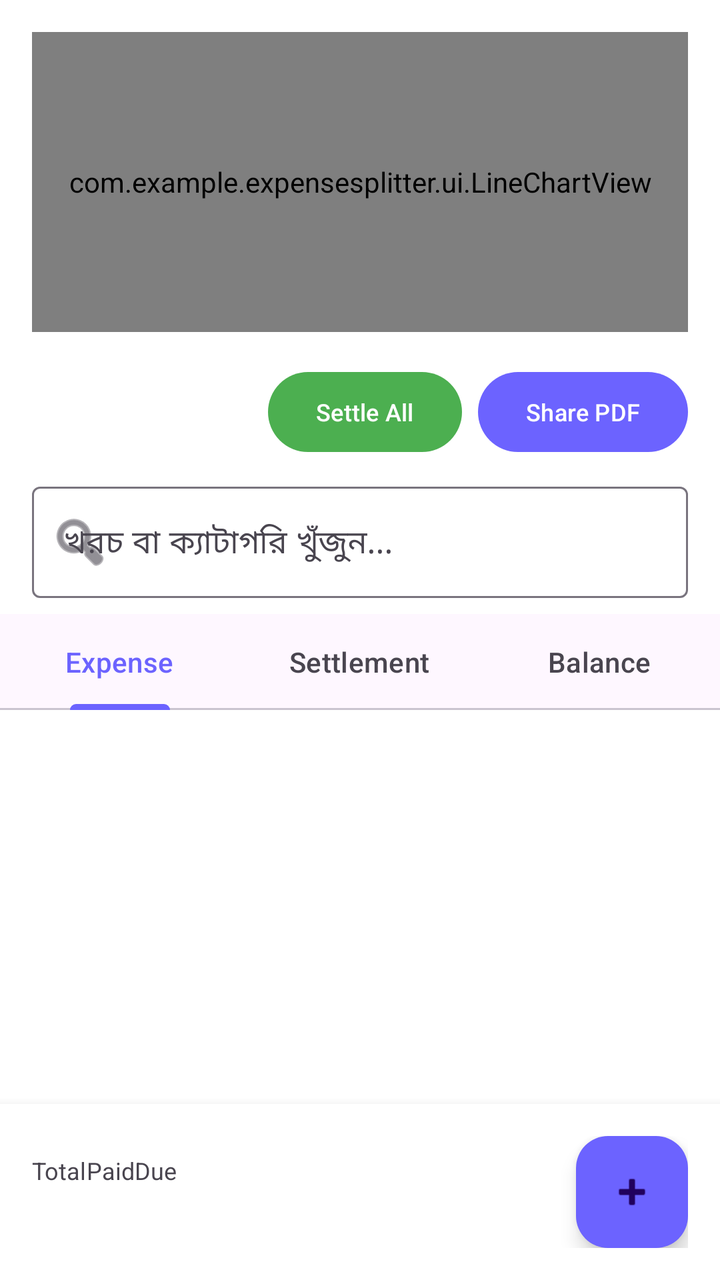
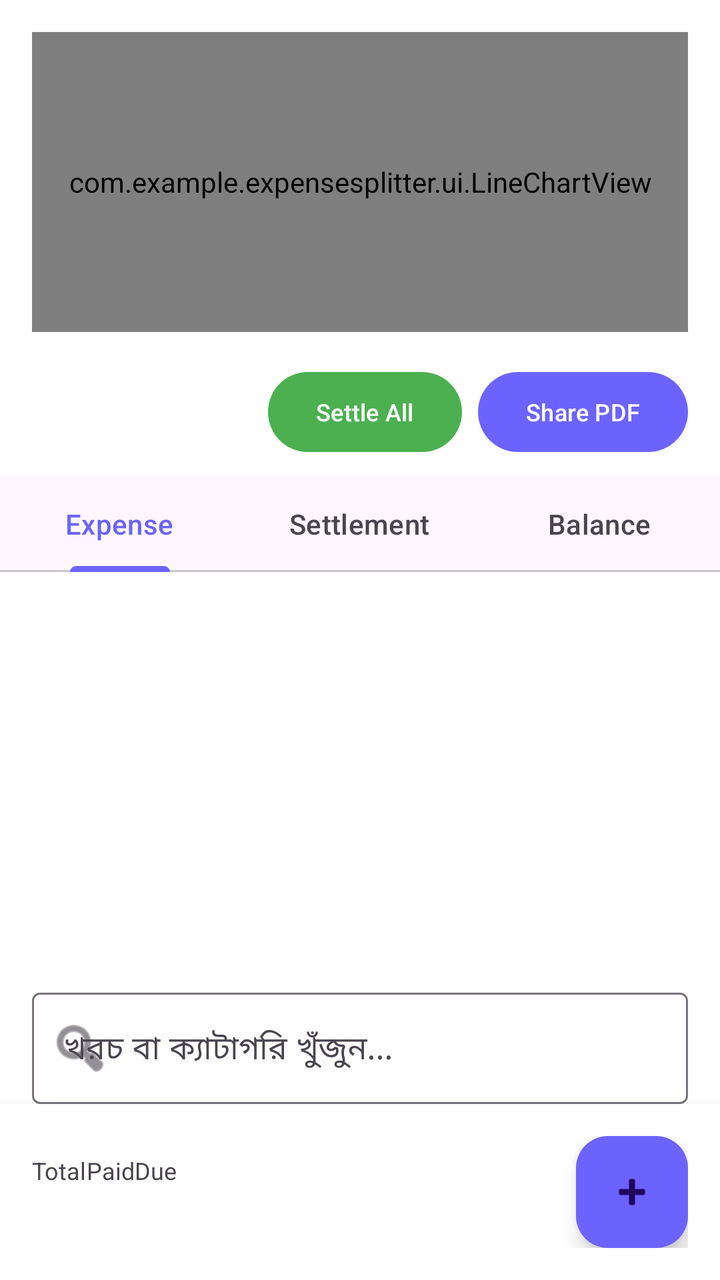

Two renders of the same Android screen: before a commit and after it. Below are the layout's source before the change and the commit's diff.
<!-- AndroidManifest.xml: application theme Theme.ExpenseSplitter -->
<!-- res/layout/activity_group_detail.xml -->
<?xml version="1.0" encoding="utf-8"?>
<androidx.coordinatorlayout.widget.CoordinatorLayout xmlns:android="http://schemas.android.com/apk/res/android"
    xmlns:app="http://schemas.android.com/apk/res-auto"
    android:layout_width="match_parent"
    android:layout_height="match_parent"
    android:background="@color/bg_color">

    <LinearLayout
        android:layout_width="match_parent"
        android:layout_height="match_parent"
        android:orientation="vertical"
        android:paddingBottom="80dp"> 

        
        <com.example.expensesplitter.ui.LineChartView
            android:id="@+id/lineChart"
            android:layout_width="match_parent"
            android:layout_height="150dp"
            android:layout_margin="16dp"/>

        
        <LinearLayout
            android:layout_width="match_parent"
            android:layout_height="wrap_content"
            android:orientation="horizontal"
            android:gravity="end"
            android:layout_marginHorizontal="16dp"
            android:layout_marginBottom="8dp">

            <com.google.android.material.button.MaterialButton
                android:id="@+id/btnSettleAll"
                android:layout_width="wrap_content"
                android:layout_height="wrap_content"
                android:text="Settle All"
                android:textSize="12sp"
                android:layout_marginEnd="8dp"
                app:backgroundTint="#4CAF50"/>

            <com.google.android.material.button.MaterialButton
                android:id="@+id/btnSharePdf"
                android:layout_width="wrap_content"
                android:layout_height="wrap_content"
                android:text="Share PDF"
                android:textSize="12sp"
                app:backgroundTint="#6C63FF"/>
        </LinearLayout>

        
        <com.google.android.material.textfield.TextInputLayout
            style="@style/Widget.Material3.TextInputLayout.OutlinedBox"
            android:layout_width="match_parent"
            android:layout_height="wrap_content"
            android:layout_marginHorizontal="16dp"
            android:layout_marginBottom="8dp"
            app:startIconDrawable="@android:drawable/ic_menu_search">
            <com.google.android.material.textfield.TextInputEditText
                android:id="@+id/etSearchExpense"
                android:layout_width="match_parent"
                android:layout_height="wrap_content"
                android:hint="খরচ বা ক্যাটাগরি খুঁজুন..."
                android:inputType="text"/>
        </com.google.android.material.textfield.TextInputLayout>

        <com.google.android.material.tabs.TabLayout
            android:id="@+id/tabLayout"
            android:layout_width="match_parent"
            android:layout_height="wrap_content">
            <com.google.android.material.tabs.TabItem android:text="Expense"/>
            <com.google.android.material.tabs.TabItem android:text="Settlement"/>
            <com.google.android.material.tabs.TabItem android:text="Balance"/>
        </com.google.android.material.tabs.TabLayout>

        <androidx.recyclerview.widget.RecyclerView
            android:id="@+id/recyclerView"
            android:layout_width="match_parent"
            android:layout_height="0dp"
            android:layout_weight="1"
            android:padding="8dp"/>

    </LinearLayout>

    
    <LinearLayout
        android:layout_width="match_parent"
        android:layout_height="wrap_content"
        android:layout_gravity="bottom"
        android:orientation="horizontal"
        android:background="#FFFFFF"
        android:elevation="8dp"
        android:padding="16dp"
        android:gravity="center_vertical">

        <LinearLayout
            android:layout_width="0dp"
            android:layout_height="wrap_content"
            android:layout_weight="1"
            android:orientation="horizontal"
            android:gravity="space_around">

            <LinearLayout android:layout_width="wrap_content" android:layout_height="wrap_content" android:orientation="vertical" android:gravity="center">
                <TextView android:layout_width="wrap_content" android:layout_height="wrap_content" android:text="Total" android:textSize="12sp"/>
                <TextView android:id="@+id/tvTotal" android:layout_width="wrap_content" android:layout_height="wrap_content" android:textStyle="bold" android:textSize="16sp"/>
            </LinearLayout>

            <LinearLayout android:layout_width="wrap_content" android:layout_height="wrap_content" android:orientation="vertical" android:gravity="center">
                <TextView android:layout_width="wrap_content" android:layout_height="wrap_content" android:text="Paid" android:textSize="12sp"/>
                <TextView android:id="@+id/tvPaid" android:layout_width="wrap_content" android:layout_height="wrap_content" android:textStyle="bold" android:textSize="16sp" android:textColor="#2E7D32"/>
            </LinearLayout>

            <LinearLayout android:layout_width="wrap_content" android:layout_height="wrap_content" android:orientation="vertical" android:gravity="center">
                <TextView android:layout_width="wrap_content" android:layout_height="wrap_content" android:text="Due" android:textSize="12sp"/>
                <TextView android:id="@+id/tvDue" android:layout_width="wrap_content" android:layout_height="wrap_content" android:textStyle="bold" android:textSize="16sp" android:textColor="#C62828"/>
            </LinearLayout>
        </LinearLayout>

        <com.google.android.material.floatingactionbutton.FloatingActionButton
            android:id="@+id/fabAdd"
            android:layout_width="wrap_content"
            android:layout_height="wrap_content"
            android:src="@android:drawable/ic_input_add"
            app:backgroundTint="#6C63FF"/>
    </LinearLayout>

</androidx.coordinatorlayout.widget.CoordinatorLayout>
<!-- resources referenced by this layout -->
<resources>
  <color name="bg_color">#FFFFFF</color>
  <style name="Theme.ExpenseSplitter" parent="Theme.Material3.DayNight.NoActionBar">
          <item name="colorPrimary">@color/purple_primary</item>
          <item name="android:windowBackground">@color/bg_color</item>
          <item name="android:statusBarColor">@color/bg_color</item>
          <item name="android:windowLightStatusBar">true</item>
      </style>
  <color name="purple_primary">#6C63FF</color>
</resources>

<!-- the commit's change to res/layout/activity_group_detail.xml (unified diff, before → after) -->
@@ -45,22 +45,6 @@
                 app:backgroundTint="#6C63FF"/>
         </LinearLayout>
 
-        
-        <com.google.android.material.textfield.TextInputLayout
-            style="@style/Widget.Material3.TextInputLayout.OutlinedBox"
-            android:layout_width="match_parent"
-            android:layout_height="wrap_content"
-            android:layout_marginHorizontal="16dp"
-            android:layout_marginBottom="8dp"
-            app:startIconDrawable="@android:drawable/ic_menu_search">
-            <com.google.android.material.textfield.TextInputEditText
-                android:id="@+id/etSearchExpense"
-                android:layout_width="match_parent"
-                android:layout_height="wrap_content"
-                android:hint="খরচ বা ক্যাটাগরি খুঁজুন..."
-                android:inputType="text"/>
-        </com.google.android.material.textfield.TextInputLayout>
-
         <com.google.android.material.tabs.TabLayout
             android:id="@+id/tabLayout"
             android:layout_width="match_parent"
@@ -76,6 +60,23 @@
             android:layout_height="0dp"
             android:layout_weight="1"
             android:padding="8dp"/>
+
+        
+        <com.google.android.material.textfield.TextInputLayout
+            style="@style/Widget.Material3.TextInputLayout.OutlinedBox"
+            android:layout_width="match_parent"
+            android:layout_height="wrap_content"
+            android:layout_marginHorizontal="16dp"
+            android:layout_marginTop="8dp"
+            android:layout_marginBottom="8dp"
+            app:startIconDrawable="@android:drawable/ic_menu_search">
+            <com.google.android.material.textfield.TextInputEditText
+                android:id="@+id/etSearchExpense"
+                android:layout_width="match_parent"
+                android:layout_height="wrap_content"
+                android:hint="খরচ বা ক্যাটাগরি খুঁজুন..."
+                android:inputType="text"/>
+        </com.google.android.material.textfield.TextInputLayout>
 
     </LinearLayout>
 
